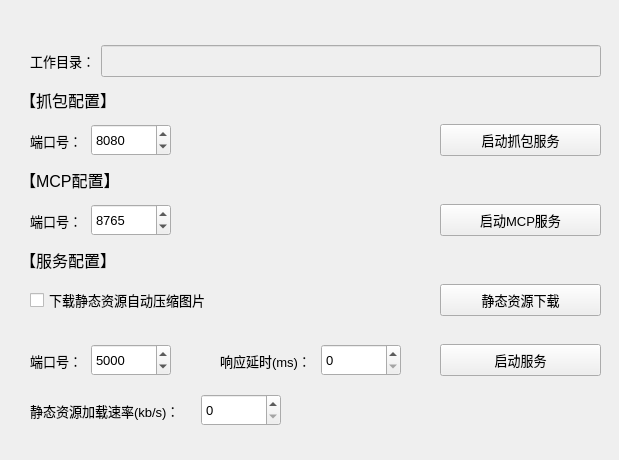
Before: the Qt Designer form qt_ui/main_win/win_ui.ui in ShenWei-HopeNoBug/mock-api-server, drawn with Qt 5.
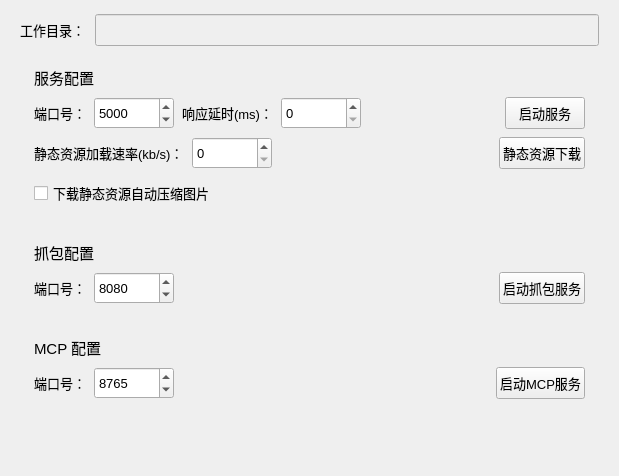
After: the same form once the commit is applied.

Commit message:
refactor(ui): 主面板绝对定位重排为卡片式布局
- win_ui.ui 重写：QVBoxLayout + 三 QFrame 卡片（服务→抓包→MCP 按依赖排序），
  端口框列对齐、按钮右对齐，复选框收进服务卡
- 根部件类型修正 QWidget → QMainWindow + centralwidget（原声明错误被绝对定位掩盖，
  直接挂布局会静默失败塌缩）
- 卡片浅奶底圆角描边入样式表；按钮 min-width:110px 防文案切换撑缩
- .ui 标题直接写净文案，移除档 A 的 setText 补丁；全 objectName 保留零逻辑改动

Generated with [Devin](https://devin.ai)

```diff
--- a/qt_ui/main_win/win_ui.ui
+++ b/qt_ui/main_win/win_ui.ui
@@ -1,171 +1,39 @@
 <?xml version="1.0" encoding="UTF-8"?>
 <ui version="4.0">
  <class>MainWindow</class>
- <widget class="QWidget" name="MainWindow">
+ <widget class="QMainWindow" name="MainWindow">
   <property name="geometry">
    <rect>
     <x>0</x>
     <y>0</y>
     <width>619</width>
-    <height>460</height>
+    <height>476</height>
    </rect>
   </property>
   <property name="windowTitle">
    <string/>
   </property>
-  <widget class="QWidget" name="horizontalLayoutWidget">
-   <property name="geometry">
-    <rect>
-     <x>440</x>
-     <y>340</y>
-     <width>161</width>
-     <height>41</height>
-    </rect>
+  <widget class="QWidget" name="centralwidget">
+   <layout class="QVBoxLayout" name="rootLayout">
+   <property name="leftMargin">
+    <number>20</number>
    </property>
-   <layout class="QHBoxLayout" name="horizontalLayout">
-    <item>
-     <widget class="QPushButton" name="serverButton">
-      <property name="sizePolicy">
-       <sizepolicy hsizetype="Minimum" vsizetype="Fixed">
-        <horstretch>0</horstretch>
-        <verstretch>0</verstretch>
-       </sizepolicy>
-      </property>
-      <property name="minimumSize">
-       <size>
-        <width>0</width>
-        <height>32</height>
-       </size>
-      </property>
-      <property name="baseSize">
-       <size>
-        <width>0</width>
-        <height>0</height>
-       </size>
-      </property>
-      <property name="font">
-       <font>
-        <pointsize>10</pointsize>
-       </font>
-      </property>
-      <property name="cursor">
-       <cursorShape>PointingHandCursor</cursorShape>
-      </property>
-      <property name="styleSheet">
-       <string notr="true"/>
-      </property>
-      <property name="text">
-       <string>启动服务</string>
-      </property>
-     </widget>
-    </item>
-   </layout>
-  </widget>
-  <widget class="QWidget" name="horizontalLayoutWidget_2">
-   <property name="geometry">
-    <rect>
-     <x>440</x>
-     <y>280</y>
-     <width>161</width>
-     <height>41</height>
-    </rect>
-   </property>
-   <layout class="QHBoxLayout" name="horizontalLayout_2">
+   <property name="topMargin">
+    <number>14</number>
+   </property>
+   <property name="rightMargin">
+    <number>20</number>
+   </property>
+   <property name="bottomMargin">
+    <number>16</number>
+   </property>
+   <property name="spacing">
+    <number>10</number>
+   </property>
     <item>
-     <widget class="QPushButton" name="staticDownloadButton">
-      <property name="minimumSize">
-       <size>
-        <width>0</width>
-        <height>32</height>
-       </size>
-      </property>
-      <property name="font">
-       <font>
-        <pointsize>10</pointsize>
-       </font>
-      </property>
-      <property name="cursor">
-       <cursorShape>PointingHandCursor</cursorShape>
-      </property>
-      <property name="text">
-       <string>静态资源下载</string>
-      </property>
-     </widget>
-    </item>
-   </layout>
-  </widget>
-  <widget class="QWidget" name="horizontalLayoutWidget_4">
-   <property name="geometry">
-    <rect>
-     <x>30</x>
-     <y>340</y>
-     <width>141</width>
-     <height>41</height>
-    </rect>
-   </property>
-   <layout class="QHBoxLayout" name="horizontalLayout_4">
-    <item>
-     <widget class="QLabel" name="label">
-      <property name="font">
-       <font>
-        <pointsize>10</pointsize>
-       </font>
-      </property>
-      <property name="text">
-       <string>端口号：</string>
-      </property>
-     </widget>
-    </item>
-    <item>
-     <widget class="QSpinBox" name="serverPortSpinBox">
-      <property name="minimumSize">
-       <size>
-        <width>80</width>
-        <height>32</height>
-       </size>
-      </property>
-      <property name="maximumSize">
-       <size>
-        <width>80</width>
-        <height>32</height>
-       </size>
-      </property>
-      <property name="font">
-       <font>
-        <pointsize>10</pointsize>
-       </font>
-      </property>
-      <property name="minimum">
-       <number>1000</number>
-      </property>
-      <property name="maximum">
-       <number>9999</number>
-      </property>
-      <property name="value">
-       <number>5000</number>
-      </property>
-     </widget>
-    </item>
-   </layout>
-  </widget>
-  <widget class="QWidget" name="horizontalLayoutWidget_5">
-   <property name="geometry">
-    <rect>
-     <x>30</x>
-     <y>40</y>
-     <width>571</width>
-     <height>42</height>
-    </rect>
-   </property>
-   <layout class="QHBoxLayout" name="horizontalLayout_5">
+    <layout class="QHBoxLayout" name="workDirLayout">
     <item>
      <widget class="QLabel" name="label_2">
-      <property name="minimumSize">
-       <size>
-        <width>0</width>
-        <height>24</height>
-       </size>
-      </property>
       <property name="font">
        <font>
         <pointsize>10</pointsize>
@@ -195,190 +63,41 @@
      </widget>
     </item>
    </layout>
-  </widget>
-  <widget class="QWidget" name="horizontalLayoutWidget_3">
-   <property name="geometry">
-    <rect>
-     <x>30</x>
-     <y>120</y>
-     <width>141</width>
-     <height>41</height>
-    </rect>
-   </property>
-   <layout class="QHBoxLayout" name="horizontalLayout_3">
-    <item>
-     <widget class="QLabel" name="label_3">
-      <property name="minimumSize">
-       <size>
-        <width>0</width>
-        <height>32</height>
-       </size>
-      </property>
-      <property name="font">
-       <font>
-        <pointsize>10</pointsize>
-       </font>
-      </property>
-      <property name="text">
-       <string>端口号：</string>
-      </property>
-     </widget>
     </item>
     <item>
-     <widget class="QSpinBox" name="catchServerPortSpinBox">
-      <property name="minimumSize">
-       <size>
-        <width>80</width>
-        <height>32</height>
-       </size>
+    <widget class="QFrame" name="cardServer">
+     <layout class="QVBoxLayout" name="cardServerLayout">
+      <property name="leftMargin">
+       <number>14</number>
       </property>
-      <property name="maximumSize">
-       <size>
-        <width>80</width>
-        <height>32</height>
-       </size>
+      <property name="topMargin">
+       <number>10</number>
       </property>
-      <property name="baseSize">
-       <size>
-        <width>0</width>
-        <height>0</height>
-       </size>
+      <property name="rightMargin">
+       <number>14</number>
       </property>
-      <property name="font">
-       <font>
-        <pointsize>10</pointsize>
-       </font>
+      <property name="bottomMargin">
+       <number>12</number>
       </property>
-      <property name="minimum">
-       <number>1000</number>
+      <property name="spacing">
+       <number>8</number>
       </property>
-      <property name="maximum">
-       <number>9999</number>
-      </property>
-      <property name="value">
-       <number>8080</number>
-      </property>
-     </widget>
-    </item>
-   </layout>
-  </widget>
+      <item>
   <widget class="QLabel" name="label_4">
-   <property name="geometry">
-    <rect>
-     <x>20</x>
-     <y>240</y>
-     <width>161</width>
-     <height>40</height>
-    </rect>
-   </property>
-   <property name="minimumSize">
-    <size>
-     <width>0</width>
-     <height>40</height>
-    </size>
-   </property>
    <property name="font">
     <font>
-     <pointsize>12</pointsize>
+          <pointsize>11</pointsize>
     </font>
    </property>
    <property name="text">
-    <string>【服务配置】</string>
-   </property>
-  </widget>
-  <widget class="QLabel" name="label_5">
-   <property name="geometry">
-    <rect>
-     <x>20</x>
-     <y>80</y>
-     <width>161</width>
-     <height>40</height>
-    </rect>
-   </property>
-   <property name="minimumSize">
-    <size>
-     <width>0</width>
-     <height>40</height>
-    </size>
-   </property>
-   <property name="font">
-    <font>
-     <pointsize>12</pointsize>
-    </font>
-   </property>
-   <property name="text">
-    <string>【抓包配置】</string>
-   </property>
-  </widget>
-  <widget class="QWidget" name="horizontalLayoutWidget_6">
-   <property name="geometry">
-    <rect>
-     <x>440</x>
-     <y>120</y>
-     <width>161</width>
-     <height>41</height>
-    </rect>
-   </property>
-   <layout class="QHBoxLayout" name="horizontalLayout_6">
-    <item>
-     <widget class="QPushButton" name="catchServerButton">
-      <property name="minimumSize">
-       <size>
-        <width>0</width>
-        <height>32</height>
-       </size>
-      </property>
-      <property name="font">
-       <font>
-        <pointsize>10</pointsize>
-       </font>
-      </property>
-      <property name="cursor">
-       <cursorShape>PointingHandCursor</cursorShape>
-      </property>
-      <property name="text">
-       <string>启动抓包服务</string>
+         <string>服务配置</string>
       </property>
      </widget>
     </item>
-   </layout>
-  </widget>
-  <widget class="QLabel" name="label_mcp">
-   <property name="geometry">
-    <rect>
-     <x>20</x>
-     <y>160</y>
-     <width>161</width>
-     <height>40</height>
-    </rect>
-   </property>
-   <property name="minimumSize">
-    <size>
-     <width>0</width>
-     <height>40</height>
-    </size>
-   </property>
-   <property name="font">
-    <font>
-     <pointsize>12</pointsize>
-    </font>
-   </property>
-   <property name="text">
-    <string>【MCP配置】</string>
-   </property>
-  </widget>
-  <widget class="QWidget" name="horizontalLayoutWidget_mcp_port">
-   <property name="geometry">
-    <rect>
-     <x>30</x>
-     <y>200</y>
-     <width>141</width>
-     <height>41</height>
-    </rect>
-   </property>
-   <layout class="QHBoxLayout" name="horizontalLayout_mcp_port">
     <item>
-     <widget class="QLabel" name="label_mcp_port">
+       <layout class="QHBoxLayout" name="serverRow1">
+        <item>
+         <widget class="QLabel" name="label">
       <property name="font">
        <font>
         <pointsize>10</pointsize>
@@ -390,7 +109,7 @@
      </widget>
     </item>
     <item>
-     <widget class="QSpinBox" name="mcpServerPortSpinBox">
+         <widget class="QSpinBox" name="serverPortSpinBox">
       <property name="minimumSize">
        <size>
         <width>80</width>
@@ -415,63 +134,12 @@
        <number>9999</number>
       </property>
       <property name="value">
-       <number>8765</number>
+           <number>5000</number>
       </property>
      </widget>
     </item>
-   </layout>
-  </widget>
-  <widget class="QWidget" name="horizontalLayoutWidget_mcp_btn">
-   <property name="geometry">
-    <rect>
-     <x>440</x>
-     <y>200</y>
-     <width>161</width>
-     <height>41</height>
-    </rect>
-   </property>
-   <layout class="QHBoxLayout" name="horizontalLayout_mcp_btn">
-    <item>
-     <widget class="QPushButton" name="mcpServerButton">
-      <property name="minimumSize">
-       <size>
-        <width>0</width>
-        <height>32</height>
-       </size>
-      </property>
-      <property name="font">
-       <font>
-        <pointsize>10</pointsize>
-       </font>
-      </property>
-      <property name="cursor">
-       <cursorShape>PointingHandCursor</cursorShape>
-      </property>
-      <property name="text">
-       <string>启动MCP服务</string>
-      </property>
-     </widget>
-    </item>
-   </layout>
-  </widget>
-  <widget class="QWidget" name="horizontalLayoutWidget_7">
-   <property name="geometry">
-    <rect>
-     <x>220</x>
-     <y>340</y>
-     <width>181</width>
-     <height>41</height>
-    </rect>
-   </property>
-   <layout class="QHBoxLayout" name="horizontalLayout_7">
     <item>
      <widget class="QLabel" name="label_7">
-      <property name="minimumSize">
-       <size>
-        <width>0</width>
-        <height>32</height>
-       </size>
-      </property>
       <property name="font">
        <font>
         <pointsize>10</pointsize>
@@ -506,18 +174,44 @@
       </property>
      </widget>
     </item>
-   </layout>
-  </widget>
-  <widget class="QWidget" name="horizontalLayoutWidget_8">
-   <property name="geometry">
-    <rect>
-     <x>30</x>
-     <y>390</y>
-     <width>251</width>
-     <height>41</height>
-    </rect>
-   </property>
-   <layout class="QHBoxLayout" name="horizontalLayout_8">
+        <item>
+         <spacer name="serverRow1Spacer">
+          <property name="orientation">
+           <enum>Qt::Horizontal</enum>
+          </property>
+          <property name="sizeHint" stdset="0">
+           <size>
+            <width>40</width>
+            <height>20</height>
+           </size>
+          </property>
+         </spacer>
+        </item>
+        <item>
+         <widget class="QPushButton" name="serverButton">
+          <property name="minimumSize">
+           <size>
+            <width>0</width>
+            <height>32</height>
+           </size>
+          </property>
+          <property name="font">
+           <font>
+            <pointsize>10</pointsize>
+           </font>
+          </property>
+          <property name="cursor">
+           <cursorShape>PointingHandCursor</cursorShape>
+          </property>
+          <property name="text">
+           <string>启动服务</string>
+          </property>
+         </widget>
+        </item>
+       </layout>
+      </item>
+      <item>
+       <layout class="QHBoxLayout" name="serverRow2">
     <item>
      <widget class="QLabel" name="label_8">
       <property name="font">
@@ -554,18 +248,42 @@
       </property>
      </widget>
     </item>
-   </layout>
-  </widget>
-  <widget class="QWidget" name="horizontalLayoutWidget_10">
-   <property name="geometry">
-    <rect>
-     <x>30</x>
-     <y>280</y>
-     <width>201</width>
-     <height>41</height>
-    </rect>
-   </property>
-   <layout class="QHBoxLayout" name="horizontalLayout_10">
+        <item>
+         <spacer name="serverRow2Spacer">
+          <property name="orientation">
+           <enum>Qt::Horizontal</enum>
+          </property>
+          <property name="sizeHint" stdset="0">
+           <size>
+            <width>40</width>
+            <height>20</height>
+           </size>
+          </property>
+         </spacer>
+        </item>
+        <item>
+         <widget class="QPushButton" name="staticDownloadButton">
+          <property name="minimumSize">
+           <size>
+            <width>0</width>
+            <height>32</height>
+           </size>
+          </property>
+          <property name="font">
+           <font>
+            <pointsize>10</pointsize>
+           </font>
+          </property>
+          <property name="cursor">
+           <cursorShape>PointingHandCursor</cursorShape>
+          </property>
+          <property name="text">
+           <string>静态资源下载</string>
+          </property>
+         </widget>
+        </item>
+       </layout>
+      </item>
     <item>
      <widget class="QCheckBox" name="compressCheckBox">
       <property name="minimumSize">
@@ -592,6 +310,248 @@
        </size>
       </property>
      </widget>
+      </item>
+     </layout>
+    </widget>
+   </item>
+   <item>
+    <widget class="QFrame" name="cardCatch">
+     <layout class="QVBoxLayout" name="cardCatchLayout">
+      <property name="leftMargin">
+       <number>14</number>
+      </property>
+      <property name="topMargin">
+       <number>10</number>
+      </property>
+      <property name="rightMargin">
+       <number>14</number>
+      </property>
+      <property name="bottomMargin">
+       <number>12</number>
+      </property>
+      <property name="spacing">
+       <number>8</number>
+      </property>
+      <item>
+       <widget class="QLabel" name="label_5">
+        <property name="font">
+         <font>
+          <pointsize>11</pointsize>
+         </font>
+        </property>
+        <property name="text">
+         <string>抓包配置</string>
+        </property>
+       </widget>
+      </item>
+      <item>
+       <layout class="QHBoxLayout" name="catchRow">
+        <item>
+         <widget class="QLabel" name="label_3">
+          <property name="font">
+           <font>
+            <pointsize>10</pointsize>
+           </font>
+          </property>
+          <property name="text">
+           <string>端口号：</string>
+          </property>
+         </widget>
+        </item>
+        <item>
+         <widget class="QSpinBox" name="catchServerPortSpinBox">
+          <property name="minimumSize">
+           <size>
+            <width>80</width>
+            <height>32</height>
+           </size>
+          </property>
+          <property name="maximumSize">
+           <size>
+            <width>80</width>
+            <height>32</height>
+           </size>
+          </property>
+          <property name="font">
+           <font>
+            <pointsize>10</pointsize>
+           </font>
+          </property>
+          <property name="minimum">
+           <number>1000</number>
+          </property>
+          <property name="maximum">
+           <number>9999</number>
+          </property>
+          <property name="value">
+           <number>8080</number>
+          </property>
+         </widget>
+        </item>
+        <item>
+         <spacer name="catchRowSpacer">
+          <property name="orientation">
+           <enum>Qt::Horizontal</enum>
+          </property>
+          <property name="sizeHint" stdset="0">
+           <size>
+            <width>40</width>
+            <height>20</height>
+           </size>
+          </property>
+         </spacer>
+        </item>
+        <item>
+         <widget class="QPushButton" name="catchServerButton">
+          <property name="minimumSize">
+           <size>
+            <width>0</width>
+            <height>32</height>
+           </size>
+          </property>
+          <property name="font">
+           <font>
+            <pointsize>10</pointsize>
+           </font>
+          </property>
+          <property name="cursor">
+           <cursorShape>PointingHandCursor</cursorShape>
+          </property>
+          <property name="text">
+           <string>启动抓包服务</string>
+          </property>
+         </widget>
+        </item>
+       </layout>
+      </item>
+     </layout>
+    </widget>
+   </item>
+   <item>
+    <widget class="QFrame" name="cardMcp">
+     <layout class="QVBoxLayout" name="cardMcpLayout">
+      <property name="leftMargin">
+       <number>14</number>
+      </property>
+      <property name="topMargin">
+       <number>10</number>
+      </property>
+      <property name="rightMargin">
+       <number>14</number>
+      </property>
+      <property name="bottomMargin">
+       <number>12</number>
+      </property>
+      <property name="spacing">
+       <number>8</number>
+      </property>
+      <item>
+       <widget class="QLabel" name="label_mcp">
+        <property name="font">
+         <font>
+          <pointsize>11</pointsize>
+         </font>
+        </property>
+        <property name="text">
+         <string>MCP 配置</string>
+        </property>
+       </widget>
+      </item>
+      <item>
+       <layout class="QHBoxLayout" name="mcpRow">
+        <item>
+         <widget class="QLabel" name="label_mcp_port">
+          <property name="font">
+           <font>
+            <pointsize>10</pointsize>
+           </font>
+          </property>
+          <property name="text">
+           <string>端口号：</string>
+          </property>
+         </widget>
+        </item>
+        <item>
+         <widget class="QSpinBox" name="mcpServerPortSpinBox">
+          <property name="minimumSize">
+           <size>
+            <width>80</width>
+            <height>32</height>
+           </size>
+          </property>
+          <property name="maximumSize">
+           <size>
+            <width>80</width>
+            <height>32</height>
+           </size>
+          </property>
+          <property name="font">
+           <font>
+            <pointsize>10</pointsize>
+           </font>
+          </property>
+          <property name="minimum">
+           <number>1000</number>
+          </property>
+          <property name="maximum">
+           <number>9999</number>
+          </property>
+          <property name="value">
+           <number>8765</number>
+          </property>
+         </widget>
+        </item>
+        <item>
+         <spacer name="mcpRowSpacer">
+          <property name="orientation">
+           <enum>Qt::Horizontal</enum>
+          </property>
+          <property name="sizeHint" stdset="0">
+           <size>
+            <width>40</width>
+            <height>20</height>
+           </size>
+          </property>
+         </spacer>
+        </item>
+        <item>
+         <widget class="QPushButton" name="mcpServerButton">
+          <property name="minimumSize">
+           <size>
+            <width>0</width>
+            <height>32</height>
+           </size>
+          </property>
+          <property name="font">
+           <font>
+            <pointsize>10</pointsize>
+           </font>
+          </property>
+          <property name="cursor">
+           <cursorShape>PointingHandCursor</cursorShape>
+          </property>
+          <property name="text">
+           <string>启动MCP服务</string>
+          </property>
+         </widget>
+        </item>
+       </layout>
+      </item>
+     </layout>
+    </widget>
+   </item>
+   <item>
+    <spacer name="bottomSpacer">
+     <property name="orientation">
+      <enum>Qt::Vertical</enum>
+     </property>
+     <property name="sizeHint" stdset="0">
+      <size>
+       <width>20</width>
+       <height>20</height>
+      </size>
+     </property>
+    </spacer>
     </item>
    </layout>
   </widget>
```
Lines whose indentation alone changed are shown as unchanged. The commit also changes 5 other files.
